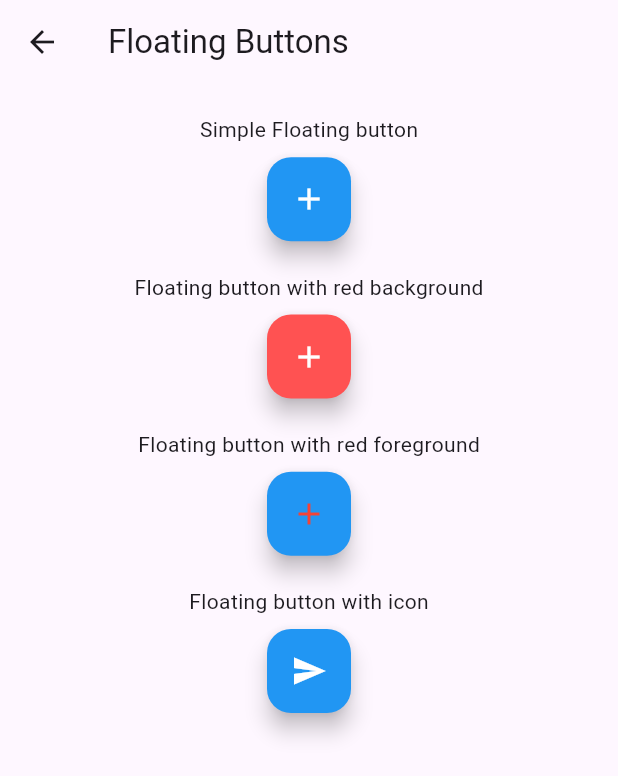
After one commit to mdrazadev/Flutter-Widgets, a Flutter app: the screen it shows after launch, after a tap on "Floating Button Examples", on a phone screen of 412 x 824 dp. The commit adds this screen. Shown: the top 776 px of the screen. Run offline on Flutter 3.47's test engine with Material 3 defaults, Android fonts, the phone set to English and light mode, and no system bars; our stand-ins replace get.

Commit message:
floating button widget added

```diff
--- a/lib/home_page.dart
+++ b/lib/home_page.dart
@@ -1,5 +1,6 @@
 import 'package:flutter/material.dart';
 import 'package:flutter_widgets/screens/buttons_examples_screen.dart';
+import 'package:flutter_widgets/screens/floating_button_examples_screen.dart';
 import 'package:flutter_widgets/screens/simple_input_field_screen.dart';
 import 'package:flutter_widgets/widgets/buttons/simple_button_widget.dart';
 
@@ -45,6 +46,21 @@ class HomePage extends StatelessWidget {
               );
             },
           ),
+          const SizedBox(
+            height: 15,
+          ),
+          SimpleButtonWidget(
+            label: 'Floating Button Examples',
+            width: width * 0.5,
+            onPress: () {
+              Navigator.push(
+                context,
+                MaterialPageRoute(
+                  builder: (ctx) => const FloatingButtonExamplesScreen(),
+                ),
+              );
+            },
+          ),
         ],
       ),
     );
--- /dev/null
+++ b/lib/screens/floating_button_examples_screen.dart
@@ -0,0 +1,47 @@
+import 'package:flutter/material.dart';
+import 'package:flutter_widgets/widgets/buttons/simple_floating_btn_widget.dart';
+
+class FloatingButtonExamplesScreen extends StatelessWidget {
+  const FloatingButtonExamplesScreen({super.key});
+
+  @override
+  Widget build(BuildContext context) {
+    double wt = MediaQuery.of(context).size.width;
+    return Scaffold(
+      appBar: AppBar(
+        title: const Text('Floating Buttons'),
+      ),
+      body: Column(
+        children: [
+          SizedBox(width: wt, height: wt * 0.05),
+          const Text('Simple Floating button'),
+          SizedBox(height: wt * 0.02),
+          SimpleFloatingBtnWidget(
+            onPress: () {},
+          ),
+          SizedBox(height: wt * 0.05),
+          const Text('Floating button with red background'),
+          SizedBox(height: wt * 0.02),
+          SimpleFloatingBtnWidget(
+            onPress: () {},
+            bgColor: Colors.redAccent,
+          ),
+          SizedBox(height: wt * 0.05),
+          const Text('Floating button with red foreground'),
+          SizedBox(height: wt * 0.02),
+          SimpleFloatingBtnWidget(
+            onPress: () {},
+            fgColor: Colors.red,
+          ),
+          SizedBox(height: wt * 0.05),
+          const Text('Floating button with icon'),
+          SizedBox(height: wt * 0.02),
+          SimpleFloatingBtnWidget(
+            onPress: () {},
+            icon: Icons.send,
+          ),
+        ],
+      ),
+    );
+  }
+}
--- /dev/null
+++ b/lib/widgets/buttons/simple_floating_btn_widget.dart
@@ -0,0 +1,28 @@
+import 'package:flutter/material.dart';
+
+class SimpleFloatingBtnWidget extends StatelessWidget {
+  const SimpleFloatingBtnWidget({
+    super.key,
+    required this.onPress,
+    this.icon = Icons.add,
+    this.bgColor = Colors.blue,
+    this.fgColor = Colors.white,
+  });
+
+  final VoidCallback onPress;
+  final IconData? icon;
+  final Color? bgColor;
+  final Color? fgColor;
+
+  @override
+  Widget build(BuildContext context) {
+    return FloatingActionButton(
+      onPressed: onPress,
+      backgroundColor: bgColor,
+      child: Icon(
+        icon,
+        color: fgColor,
+      ),
+    );
+  }
+}
```
